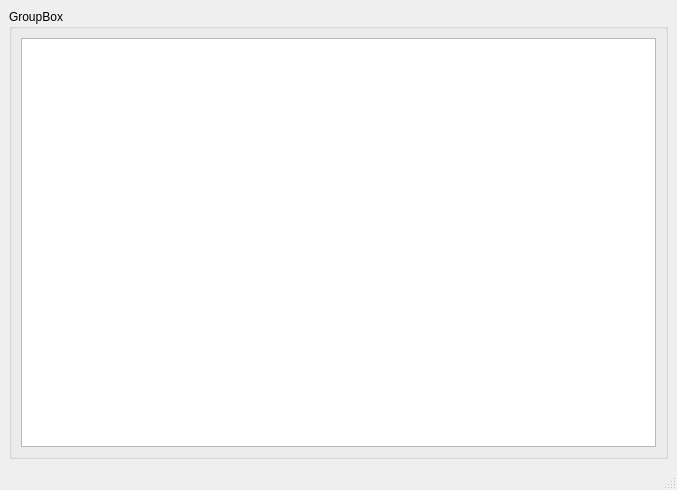
This is src/trxasviewer/modeling.ui in AdvancedPhotonSource/trxasviewer as Qt 5 draws it before an edit. The edited form follows.
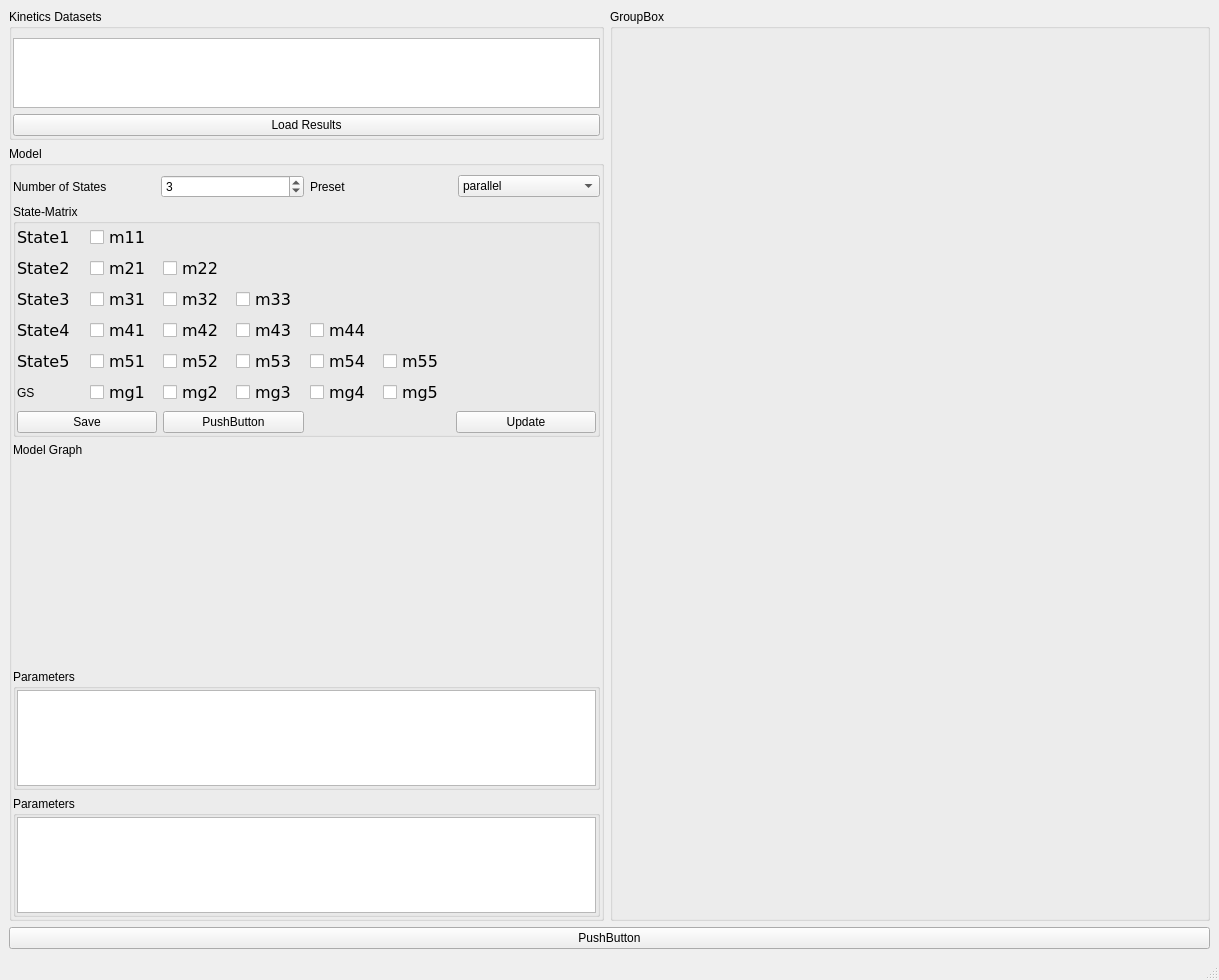
This is the edited form. Custom widgets are drawn as their Qt base class.

The edit to the form file:
```diff
--- a/src/trxasviewer/modeling.ui
+++ b/src/trxasviewer/modeling.ui
@@ -6,27 +6,704 @@
    <rect>
     <x>0</x>
     <y>0</y>
-    <width>677</width>
-    <height>490</height>
+    <width>1219</width>
+    <height>980</height>
    </rect>
   </property>
   <property name="windowTitle">
    <string>Kinetics-Modeling</string>
   </property>
   <widget class="QWidget" name="centralwidget">
-   <layout class="QGridLayout" name="gridLayout_2">
+   <layout class="QGridLayout" name="gridLayout_6">
+    <item row="2" column="0" colspan="2">
+     <widget class="QPushButton" name="pushButton">
+      <property name="text">
+       <string>PushButton</string>
+      </property>
+     </widget>
+    </item>
     <item row="0" column="0">
      <widget class="QGroupBox" name="groupBox">
       <property name="title">
-       <string>GroupBox</string>
+       <string>Kinetics Datasets</string>
       </property>
       <layout class="QGridLayout" name="gridLayout">
+       <property name="leftMargin">
+        <number>1</number>
+       </property>
+       <property name="rightMargin">
+        <number>1</number>
+       </property>
+       <property name="bottomMargin">
+        <number>1</number>
+       </property>
+       <item row="1" column="0">
+        <widget class="QPushButton" name="pushButton_load">
+         <property name="text">
+          <string>Load Results</string>
+         </property>
+        </widget>
+       </item>
        <item row="0" column="0">
         <widget class="QTableView" name="tableView"/>
        </item>
       </layout>
      </widget>
     </item>
+    <item row="1" column="0">
+     <widget class="QGroupBox" name="groupBox_2">
+      <property name="title">
+       <string>Model</string>
+      </property>
+      <layout class="QGridLayout" name="gridLayout_2">
+       <property name="leftMargin">
+        <number>1</number>
+       </property>
+       <property name="rightMargin">
+        <number>1</number>
+       </property>
+       <property name="bottomMargin">
+        <number>1</number>
+       </property>
+       <item row="3" column="0" colspan="4">
+        <widget class="QLabel" name="label_graph">
+         <property name="minimumSize">
+          <size>
+           <width>200</width>
+           <height>200</height>
+          </size>
+         </property>
+         <property name="text">
+          <string/>
+         </property>
+        </widget>
+       </item>
+       <item row="0" column="0">
+        <widget class="QLabel" name="label">
+         <property name="text">
+          <string>Number of States</string>
+         </property>
+        </widget>
+       </item>
+       <item row="0" column="1">
+        <widget class="QSpinBox" name="spinBox_nstates">
+         <property name="minimum">
+          <number>1</number>
+         </property>
+         <property name="maximum">
+          <number>5</number>
+         </property>
+         <property name="value">
+          <number>3</number>
+         </property>
+        </widget>
+       </item>
+       <item row="2" column="0">
+        <widget class="QLabel" name="label_9">
+         <property name="text">
+          <string>Model Graph</string>
+         </property>
+        </widget>
+       </item>
+       <item row="0" column="2">
+        <widget class="QLabel" name="label_8">
+         <property name="text">
+          <string>Preset</string>
+         </property>
+        </widget>
+       </item>
+       <item row="4" column="0" colspan="4">
+        <widget class="QGroupBox" name="groupBox_6">
+         <property name="title">
+          <string>Parameters</string>
+         </property>
+         <layout class="QGridLayout" name="gridLayout_7">
+          <property name="leftMargin">
+           <number>1</number>
+          </property>
+          <property name="topMargin">
+           <number>1</number>
+          </property>
+          <property name="rightMargin">
+           <number>1</number>
+          </property>
+          <property name="bottomMargin">
+           <number>1</number>
+          </property>
+          <item row="0" column="0">
+           <widget class="QTableView" name="tableView_parameters"/>
+          </item>
+         </layout>
+        </widget>
+       </item>
+       <item row="0" column="3">
+        <widget class="QComboBox" name="comboBox_model">
+         <item>
+          <property name="text">
+           <string>parallel</string>
+          </property>
+         </item>
+         <item>
+          <property name="text">
+           <string>sequential</string>
+          </property>
+         </item>
+         <item>
+          <property name="text">
+           <string>advanced</string>
+          </property>
+         </item>
+        </widget>
+       </item>
+       <item row="1" column="0" colspan="4">
+        <widget class="QGroupBox" name="groupBox_5">
+         <property name="title">
+          <string>State-Matrix</string>
+         </property>
+         <layout class="QGridLayout" name="gridLayout_3">
+          <property name="leftMargin">
+           <number>1</number>
+          </property>
+          <property name="topMargin">
+           <number>1</number>
+          </property>
+          <property name="rightMargin">
+           <number>1</number>
+          </property>
+          <property name="bottomMargin">
+           <number>1</number>
+          </property>
+          <item row="2" column="0">
+           <widget class="QPushButton" name="pushButton_2">
+            <property name="text">
+             <string>Save</string>
+            </property>
+           </widget>
+          </item>
+          <item row="2" column="3">
+           <widget class="QPushButton" name="pushButton_updatemodel">
+            <property name="text">
+             <string>Update</string>
+            </property>
+           </widget>
+          </item>
+          <item row="2" column="1">
+           <widget class="QPushButton" name="pushButton_3">
+            <property name="text">
+             <string>PushButton</string>
+            </property>
+           </widget>
+          </item>
+          <item row="0" column="0" colspan="3">
+           <layout class="QGridLayout" name="gridLayout_5">
+            <item row="4" column="2">
+             <widget class="QCheckBox" name="checkBox_m52">
+              <property name="maximumSize">
+               <size>
+                <width>80</width>
+                <height>16777215</height>
+               </size>
+              </property>
+              <property name="font">
+               <font>
+                <family>DejaVu Sans</family>
+                <pointsize>12</pointsize>
+               </font>
+              </property>
+              <property name="text">
+               <string>m52</string>
+              </property>
+             </widget>
+            </item>
+            <item row="4" column="1">
+             <widget class="QCheckBox" name="checkBox_m51">
+              <property name="maximumSize">
+               <size>
+                <width>80</width>
+                <height>16777215</height>
+               </size>
+              </property>
+              <property name="font">
+               <font>
+                <family>DejaVu Sans</family>
+                <pointsize>12</pointsize>
+               </font>
+              </property>
+              <property name="text">
+               <string>m51</string>
+              </property>
+             </widget>
+            </item>
+            <item row="3" column="2">
+             <widget class="QCheckBox" name="checkBox_m42">
+              <property name="maximumSize">
+               <size>
+                <width>80</width>
+                <height>16777215</height>
+               </size>
+              </property>
+              <property name="font">
+               <font>
+                <family>DejaVu Sans</family>
+                <pointsize>12</pointsize>
+               </font>
+              </property>
+              <property name="text">
+               <string>m42</string>
+              </property>
+             </widget>
+            </item>
+            <item row="4" column="4">
+             <widget class="QCheckBox" name="checkBox_m54">
+              <property name="maximumSize">
+               <size>
+                <width>80</width>
+                <height>16777215</height>
+               </size>
+              </property>
+              <property name="font">
+               <font>
+                <family>DejaVu Sans</family>
+                <pointsize>12</pointsize>
+               </font>
+              </property>
+              <property name="text">
+               <string>m54</string>
+              </property>
+             </widget>
+            </item>
+            <item row="2" column="3">
+             <widget class="QCheckBox" name="checkBox_m33">
+              <property name="maximumSize">
+               <size>
+                <width>80</width>
+                <height>16777215</height>
+               </size>
+              </property>
+              <property name="font">
+               <font>
+                <family>DejaVu Sans</family>
+                <pointsize>12</pointsize>
+               </font>
+              </property>
+              <property name="text">
+               <string>m33</string>
+              </property>
+             </widget>
+            </item>
+            <item row="0" column="0">
+             <widget class="QLabel" name="label_2">
+              <property name="font">
+               <font>
+                <family>DejaVu Sans</family>
+                <pointsize>12</pointsize>
+               </font>
+              </property>
+              <property name="text">
+               <string>State1</string>
+              </property>
+             </widget>
+            </item>
+            <item row="4" column="3">
+             <widget class="QCheckBox" name="checkBox_m53">
+              <property name="maximumSize">
+               <size>
+                <width>80</width>
+                <height>16777215</height>
+               </size>
+              </property>
+              <property name="font">
+               <font>
+                <family>DejaVu Sans</family>
+                <pointsize>12</pointsize>
+               </font>
+              </property>
+              <property name="text">
+               <string>m53</string>
+              </property>
+             </widget>
+            </item>
+            <item row="1" column="0">
+             <widget class="QLabel" name="label_3">
+              <property name="font">
+               <font>
+                <family>DejaVu Sans</family>
+                <pointsize>12</pointsize>
+               </font>
+              </property>
+              <property name="text">
+               <string>State2</string>
+              </property>
+             </widget>
+            </item>
+            <item row="1" column="2">
+             <widget class="QCheckBox" name="checkBox_m22">
+              <property name="maximumSize">
+               <size>
+                <width>80</width>
+                <height>16777215</height>
+               </size>
+              </property>
+              <property name="font">
+               <font>
+                <family>DejaVu Sans</family>
+                <pointsize>12</pointsize>
+               </font>
+              </property>
+              <property name="text">
+               <string>m22</string>
+              </property>
+             </widget>
+            </item>
+            <item row="2" column="2">
+             <widget class="QCheckBox" name="checkBox_m32">
+              <property name="maximumSize">
+               <size>
+                <width>80</width>
+                <height>16777215</height>
+               </size>
+              </property>
+              <property name="font">
+               <font>
+                <family>DejaVu Sans</family>
+                <pointsize>12</pointsize>
+               </font>
+              </property>
+              <property name="text">
+               <string>m32</string>
+              </property>
+             </widget>
+            </item>
+            <item row="2" column="1">
+             <widget class="QCheckBox" name="checkBox_m31">
+              <property name="maximumSize">
+               <size>
+                <width>80</width>
+                <height>16777215</height>
+               </size>
+              </property>
+              <property name="font">
+               <font>
+                <family>DejaVu Sans</family>
+                <pointsize>12</pointsize>
+               </font>
+              </property>
+              <property name="text">
+               <string>m31</string>
+              </property>
+             </widget>
+            </item>
+            <item row="3" column="0">
+             <widget class="QLabel" name="label_5">
+              <property name="font">
+               <font>
+                <family>DejaVu Sans</family>
+                <pointsize>12</pointsize>
+               </font>
+              </property>
+              <property name="text">
+               <string>State4</string>
+              </property>
+             </widget>
+            </item>
+            <item row="1" column="1">
+             <widget class="QCheckBox" name="checkBox_m21">
+              <property name="maximumSize">
+               <size>
+                <width>80</width>
+                <height>16777215</height>
+               </size>
+              </property>
+              <property name="font">
+               <font>
+                <family>DejaVu Sans</family>
+                <pointsize>12</pointsize>
+               </font>
+              </property>
+              <property name="text">
+               <string>m21</string>
+              </property>
+             </widget>
+            </item>
+            <item row="0" column="1">
+             <widget class="QCheckBox" name="checkBox_m11">
+              <property name="maximumSize">
+               <size>
+                <width>80</width>
+                <height>16777215</height>
+               </size>
+              </property>
+              <property name="font">
+               <font>
+                <family>DejaVu Sans</family>
+                <pointsize>12</pointsize>
+               </font>
+              </property>
+              <property name="text">
+               <string>m11</string>
+              </property>
+             </widget>
+            </item>
+            <item row="2" column="0">
+             <widget class="QLabel" name="label_4">
+              <property name="font">
+               <font>
+                <family>DejaVu Sans</family>
+                <pointsize>12</pointsize>
+               </font>
+              </property>
+              <property name="text">
+               <string>State3</string>
+              </property>
+             </widget>
+            </item>
+            <item row="3" column="3">
+             <widget class="QCheckBox" name="checkBox_m43">
+              <property name="maximumSize">
+               <size>
+                <width>80</width>
+                <height>16777215</height>
+               </size>
+              </property>
+              <property name="font">
+               <font>
+                <family>DejaVu Sans</family>
+                <pointsize>12</pointsize>
+               </font>
+              </property>
+              <property name="text">
+               <string>m43</string>
+              </property>
+             </widget>
+            </item>
+            <item row="3" column="1">
+             <widget class="QCheckBox" name="checkBox_m41">
+              <property name="maximumSize">
+               <size>
+                <width>80</width>
+                <height>16777215</height>
+               </size>
+              </property>
+              <property name="font">
+               <font>
+                <family>DejaVu Sans</family>
+                <pointsize>12</pointsize>
+               </font>
+              </property>
+              <property name="text">
+               <string>m41</string>
+              </property>
+             </widget>
+            </item>
+            <item row="3" column="4">
+             <widget class="QCheckBox" name="checkBox_m44">
+              <property name="maximumSize">
+               <size>
+                <width>80</width>
+                <height>16777215</height>
+               </size>
+              </property>
+              <property name="font">
+               <font>
+                <family>DejaVu Sans</family>
+                <pointsize>12</pointsize>
+               </font>
+              </property>
+              <property name="text">
+               <string>m44</string>
+              </property>
+             </widget>
+            </item>
+            <item row="4" column="0">
+             <widget class="QLabel" name="label_6">
+              <property name="font">
+               <font>
+                <family>DejaVu Sans</family>
+                <pointsize>12</pointsize>
+               </font>
+              </property>
+              <property name="text">
+               <string>State5</string>
+              </property>
+             </widget>
+            </item>
+            <item row="4" column="5">
+             <widget class="QCheckBox" name="checkBox_m55">
+              <property name="maximumSize">
+               <size>
+                <width>80</width>
+                <height>16777215</height>
+               </size>
+              </property>
+              <property name="font">
+               <font>
+                <family>DejaVu Sans</family>
+                <pointsize>12</pointsize>
+               </font>
+              </property>
+              <property name="text">
+               <string>m55</string>
+              </property>
+             </widget>
+            </item>
+            <item row="5" column="1">
+             <widget class="QCheckBox" name="checkBox_m61">
+              <property name="maximumSize">
+               <size>
+                <width>80</width>
+                <height>16777215</height>
+               </size>
+              </property>
+              <property name="font">
+               <font>
+                <family>DejaVu Sans</family>
+                <pointsize>12</pointsize>
+               </font>
+              </property>
+              <property name="text">
+               <string>mg1</string>
+              </property>
+             </widget>
+            </item>
+            <item row="5" column="0">
+             <widget class="QLabel" name="label_7">
+              <property name="text">
+               <string>GS</string>
+              </property>
+             </widget>
+            </item>
+            <item row="5" column="2">
+             <widget class="QCheckBox" name="checkBox_m62">
+              <property name="maximumSize">
+               <size>
+                <width>80</width>
+                <height>16777215</height>
+               </size>
+              </property>
+              <property name="font">
+               <font>
+                <family>DejaVu Sans</family>
+                <pointsize>12</pointsize>
+               </font>
+              </property>
+              <property name="text">
+               <string>mg2</string>
+              </property>
+             </widget>
+            </item>
+            <item row="5" column="3">
+             <widget class="QCheckBox" name="checkBox_m63">
+              <property name="maximumSize">
+               <size>
+                <width>80</width>
+                <height>16777215</height>
+               </size>
+              </property>
+              <property name="font">
+               <font>
+                <family>DejaVu Sans</family>
+                <pointsize>12</pointsize>
+               </font>
+              </property>
+              <property name="text">
+               <string>mg3</string>
+              </property>
+             </widget>
+            </item>
+            <item row="5" column="4">
+             <widget class="QCheckBox" name="checkBox_m64">
+              <property name="maximumSize">
+               <size>
+                <width>80</width>
+                <height>16777215</height>
+               </size>
+              </property>
+              <property name="font">
+               <font>
+                <family>DejaVu Sans</family>
+                <pointsize>12</pointsize>
+               </font>
+              </property>
+              <property name="text">
+               <string>mg4</string>
+              </property>
+             </widget>
+            </item>
+            <item row="5" column="5">
+             <widget class="QCheckBox" name="checkBox_m65">
+              <property name="maximumSize">
+               <size>
+                <width>80</width>
+                <height>16777215</height>
+               </size>
+              </property>
+              <property name="font">
+               <font>
+                <family>DejaVu Sans</family>
+                <pointsize>12</pointsize>
+               </font>
+              </property>
+              <property name="text">
+               <string>mg5</string>
+              </property>
+             </widget>
+            </item>
+           </layout>
+          </item>
+         </layout>
+        </widget>
+       </item>
+       <item row="5" column="0" colspan="4">
+        <widget class="QGroupBox" name="groupBox_7">
+         <property name="title">
+          <string>Parameters</string>
+         </property>
+         <layout class="QGridLayout" name="gridLayout_8">
+          <property name="leftMargin">
+           <number>1</number>
+          </property>
+          <property name="topMargin">
+           <number>1</number>
+          </property>
+          <property name="rightMargin">
+           <number>1</number>
+          </property>
+          <property name="bottomMargin">
+           <number>1</number>
+          </property>
+          <item row="0" column="0">
+           <widget class="QTableView" name="tableView_parameters_2"/>
+          </item>
+         </layout>
+        </widget>
+       </item>
+      </layout>
+     </widget>
+    </item>
+    <item row="0" column="1" rowspan="2">
+     <widget class="QGroupBox" name="groupBox_4">
+      <property name="minimumSize">
+       <size>
+        <width>600</width>
+        <height>0</height>
+       </size>
+      </property>
+      <property name="title">
+       <string>GroupBox</string>
+      </property>
+      <layout class="QGridLayout" name="gridLayout_4">
+       <item row="0" column="0">
+        <widget class="GraphicsLayoutWidget" name="display" native="true">
+         <property name="font">
+          <font>
+           <family>DejaVu Sans</family>
+          </font>
+         </property>
+        </widget>
+       </item>
+      </layout>
+     </widget>
+    </item>
    </layout>
   </widget>
   <widget class="QMenuBar" name="menubar">
@@ -41,6 +718,14 @@
   </widget>
   <widget class="QStatusBar" name="statusbar"/>
  </widget>
+ <customwidgets>
+  <customwidget>
+   <class>GraphicsLayoutWidget</class>
+   <extends>QWidget</extends>
+   <header>pyqtgraph</header>
+   <container>1</container>
+  </customwidget>
+ </customwidgets>
  <resources/>
  <connections/>
 </ui>
```
Left out of the diff: 4 changed lines with no effect on the pictures.
